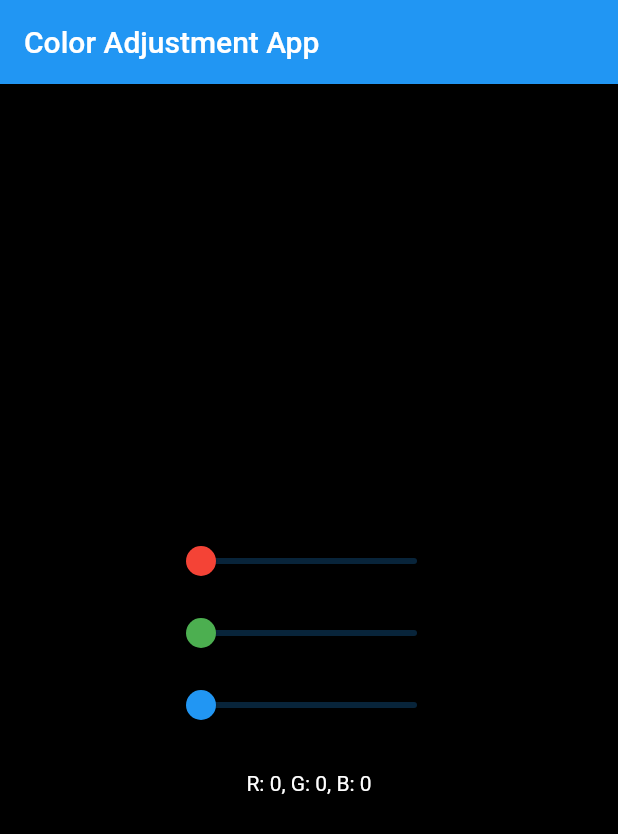
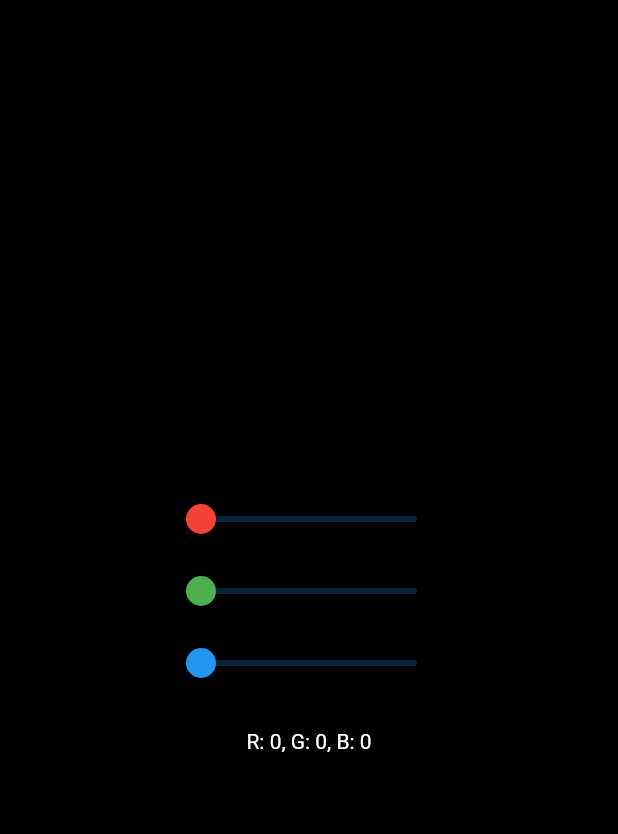
Before and after one commit to rafa-simoes22/tons_cores, a Flutter app: the screen it shows after launch, on a phone screen of 412 x 824 dp. Shown: the top 834 px of the screen. Run offline on Flutter 3.47's test engine with Material 2 defaults, Android fonts, the phone set to English and light mode, and no system bars.

Commit message:
alteração 01

```diff
--- a/lib/main.dart
+++ b/lib/main.dart
@@ -46,9 +46,6 @@ class _ColorAdjustmentAppState extends State<ColorAdjustmentApp> {
   @override
   Widget build(BuildContext context) {
     return Scaffold(
-      appBar: AppBar(
-        title: Text('Color Adjustment App'),
-      ),
       body: Container(
         color: backgroundColor,
         child: Center(
```
